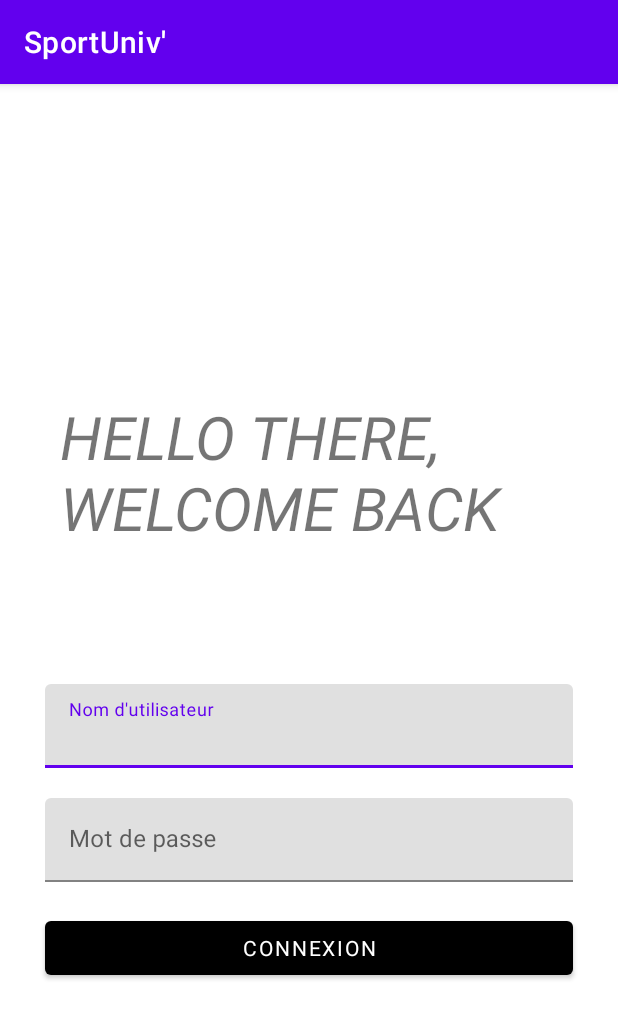
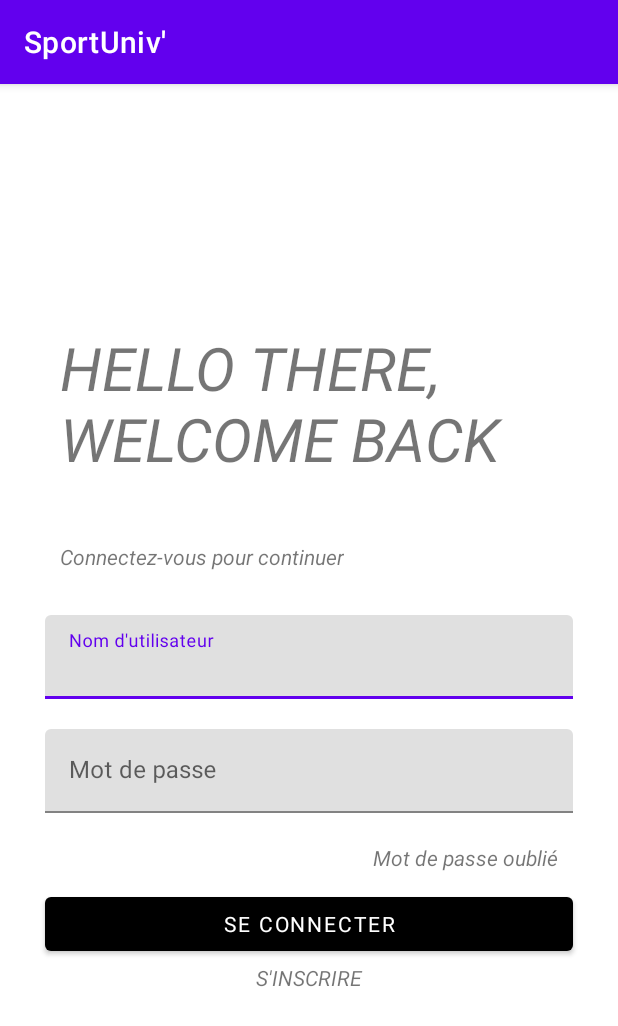
Before and after one commit to ECN-info-MEDEV/tp-devmo-frigout_le-loch, an Android app: the screen it shows after launch (MainActivity), on a phone screen of 412 x 824 dp. Shown: the top 1026 px of the screen. Run offline under Robolectric (Android 15) with nearby library versions, the phone set to English and light mode, and no system bars.

Commit message:
Login page layout

```diff
--- a/app/src/main/res/layout/activity_main.xml
+++ b/app/src/main/res/layout/activity_main.xml
@@ -18,6 +18,19 @@
         android:textSize="40sp"
         android:textStyle="italic" />
 
+    <TextView
+        android:id="@+id/indications"
+        android:layout_below="@+id/welcomeText"
+        android:layout_width="wrap_content"
+        android:layout_height="wrap_content"
+        android:layout_marginStart="40dp"
+        android:layout_marginTop="2dp"
+        android:layout_marginEnd="40dp"
+        android:layout_marginBottom="40dp"
+        android:text="@string/login_page_indications"
+        android:textSize="14sp"
+        android:textStyle="italic" />
+
     <ImageView
         android:id="@+id/logo"
         android:layout_below="@+id/welcomeText"
@@ -30,16 +43,16 @@
         android:id="@+id/usernameLayout"
         android:layout_width="match_parent"
         android:layout_height="wrap_content"
-        android:hint="Nom d'utilisateur"
+        android:hint="@string/hint_utilisateur"
         android:layout_marginLeft="30dp"
         android:layout_marginRight="30dp"
-        android:layout_below="@+id/logo">
+        android:layout_below="@+id/logo" >
 
         <com.google.android.material.textfield.TextInputEditText
             android:id="@+id/editTextUsername"
             android:layout_width="match_parent"
             android:layout_height="wrap_content"
-            android:inputType="text"/>
+            android:inputType="text" />
 
     </com.google.android.material.textfield.TextInputLayout>
 
@@ -47,7 +60,7 @@
         android:id="@+id/passwordLayout"
         android:layout_width="match_parent"
         android:layout_height="wrap_content"
-        android:hint="Mot de passe"
+        android:hint="@string/hint_password"
         android:layout_below="@+id/usernameLayout"
         android:layout_marginLeft="30dp"
         android:layout_marginRight="30dp"
@@ -61,15 +74,44 @@
 
     </com.google.android.material.textfield.TextInputLayout>
 
+    <TextView
+        android:id="@+id/mdp_oublie"
+        android:layout_below="@+id/passwordLayout"
+        android:layout_width="match_parent"
+        android:layout_height="wrap_content"
+        android:layout_marginStart="40dp"
+        android:layout_marginTop="20dp"
+        android:layout_marginEnd="40dp"
+        android:layout_marginBottom="40dp"
+        android:text="@string/mdp_oublie"
+        android:textSize="14sp"
+        android:textStyle="italic"
+        android:gravity="end" />
+
     <Button
         android:id="@+id/buttonLogin"
         android:layout_width="match_parent"
         android:layout_height="wrap_content"
         android:layout_below="@+id/passwordLayout"
         android:layout_marginLeft="30dp"
-        android:layout_marginTop="20dp"
+        android:layout_marginTop="50dp"
         android:layout_marginRight="30dp"
-        android:text="Connexion"
+        android:text="@string/se_connecter"
         app:backgroundTint="@color/black" />
 
+    <TextView
+        android:id="@+id/inscription"
+        android:layout_width="match_parent"
+        android:layout_height="wrap_content"
+        android:layout_below="@+id/passwordLayout"
+        android:layout_marginStart="40dp"
+        android:layout_marginTop="100dp"
+        android:layout_marginEnd="40dp"
+        android:layout_marginBottom="40dp"
+        android:text="@string/inscription"
+        android:textSize="14sp"
+        android:textStyle="italic"
+        app:fontFamily="@font/pangolin"
+        android:gravity="center" />
+
 </RelativeLayout>
--- a/app/src/main/res/values/strings.xml
+++ b/app/src/main/res/values/strings.xml
@@ -1,6 +1,10 @@
 <resources>
     <string name="app_name">SportUniv\'</string>
     <string name="login_page_welcome">HELLO THERE, WELCOME BACK</string>
+    <string name="login_page_indications">Connectez-vous pour continuer</string>
     <string name="hint_utilisateur">Nom d\'utilisateur</string>
     <string name="hint_password">Mot de passe</string>
+    <string name="se_connecter">Se connecter</string>
+    <string name="mdp_oublie">Mot de passe oublié</string>
+    <string name="inscription">S\'INSCRIRE</string>
 </resources>
```
